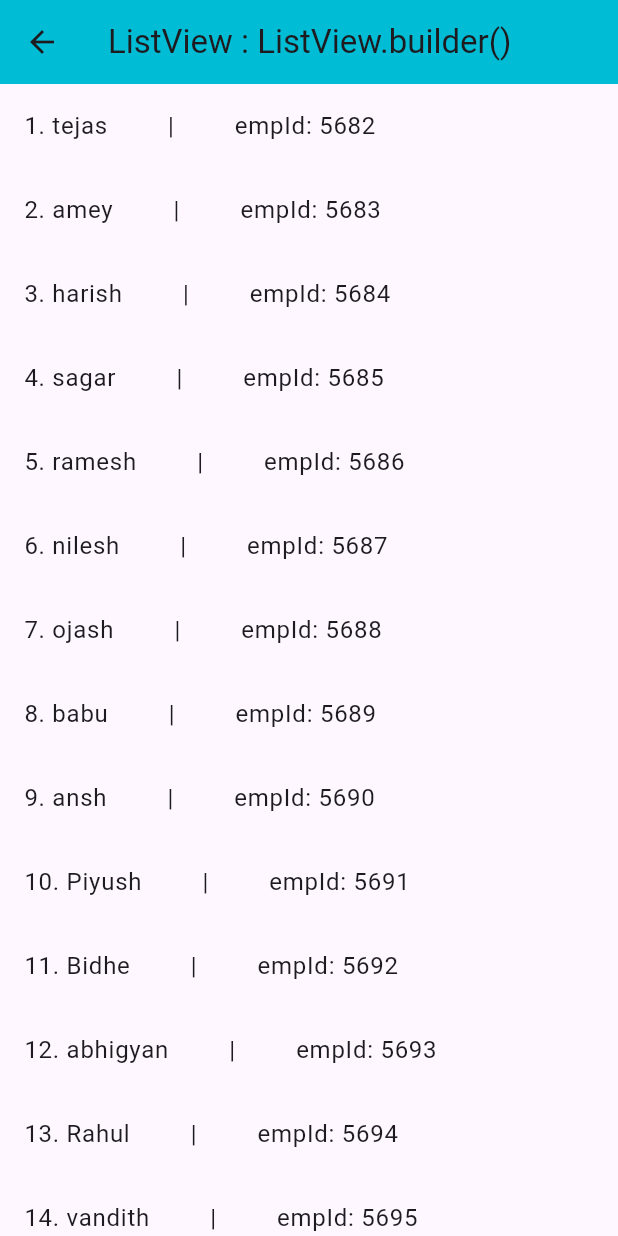
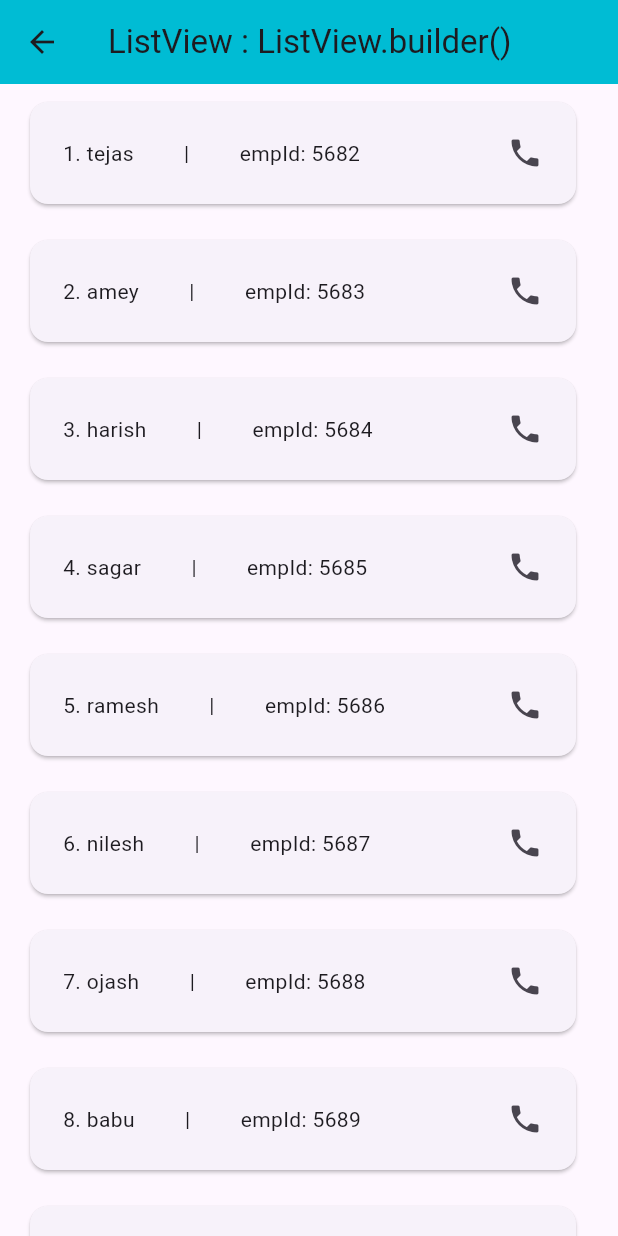
Before and after one commit to tejastidake-coditas/app_6, a Flutter app: the screen it shows after launch, after a tap on "List View", on a phone screen of 412 x 824 dp. Run offline on Flutter 3.47's test engine with Material 3 defaults, Android fonts, the phone set to English and light mode, and no system bars.

Commit message:
Drawer & minor changes

```diff
--- a/lib/main.dart
+++ b/lib/main.dart
@@ -1,4 +1,5 @@
 import 'package:app_6/pages/RoutesPage.dart';
+import 'package:app_6/pages/drawerPage.dart';
 import 'package:app_6/pages/homePage.dart';
 import 'package:flutter/material.dart';
 
@@ -16,6 +17,7 @@ class MyApp extends StatelessWidget {
       home: homePage(),
       routes: {
         '/RoutesPage' : (context) => Routespage(),
+        '/drawerPage' : (context) => DrawerPage(),
       },
     );
   }
--- a/lib/pages/ListViewPage.dart
+++ b/lib/pages/ListViewPage.dart
@@ -1,3 +1,5 @@
+import 'dart:math';
+
 import 'package:flutter/material.dart';
 
 class ListViewPage extends StatefulWidget {
@@ -43,9 +45,25 @@ class _ListViewPageState extends State<ListViewPage> {
       body: ListView.builder(
           itemCount: name.length,
           itemBuilder: (context, index) => ListTile(
-                title: Text(
-                    "${index + 1}. ${name[index]}         |         empId: 5${index + 682}"),
-              )),
+                title: Card( child: Padding(
+                  padding: const EdgeInsets.all(22.0),
+                  child: Row(
+                    mainAxisAlignment: MainAxisAlignment.spaceBetween,
+                    children: [
+                      Text(
+                          "${index + 1}. ${name[index]}         |         empId: 5${index + 682}"),
+                      GestureDetector(
+                          onTap: () {
+                            Random random = Random();
+                            ScaffoldMessenger.of(context).showSnackBar(SnackBar(behavior: SnackBarBehavior.floating, content: Text("${name[index]} is on call with ${name[random.nextInt(21)+1]}. Try after some time")));
+                          },
+                          child: Icon(Icons.phone)
+                      ),
+                    ],
+                  ),
+                ),
+
+              ))),
     );
   }
 }
--- a/lib/pages/homePage.dart
+++ b/lib/pages/homePage.dart
@@ -4,7 +4,6 @@ import 'GridViewPage.dart';
 import 'ListViewPage.dart';
 import 'StackPage.dart';
 import 'GesturePage.dart';
-import 'RoutesPage.dart';
 
 class homePage extends StatefulWidget {
   const homePage({super.key});
@@ -105,6 +104,16 @@ class _homePageState extends State<homePage> {
                       )
                     ],
                   ),
+                  Row(
+                    children: [
+                      Text(
+                        "Drawer: ", style: TextStyle(fontWeight: FontWeight.bold, fontSize: 20),
+                      ),
+                      ElevatedButton(onPressed: () {
+                        Navigator.pushNamed(context, '/drawerPage');
+                      }, child: Text("Drawer"))
+                    ],
+                  )
                 ]))));
   }
 }
```
Also changed, not shown: lib/pages/drawerPage.dart (added, +92 -0 lines).
